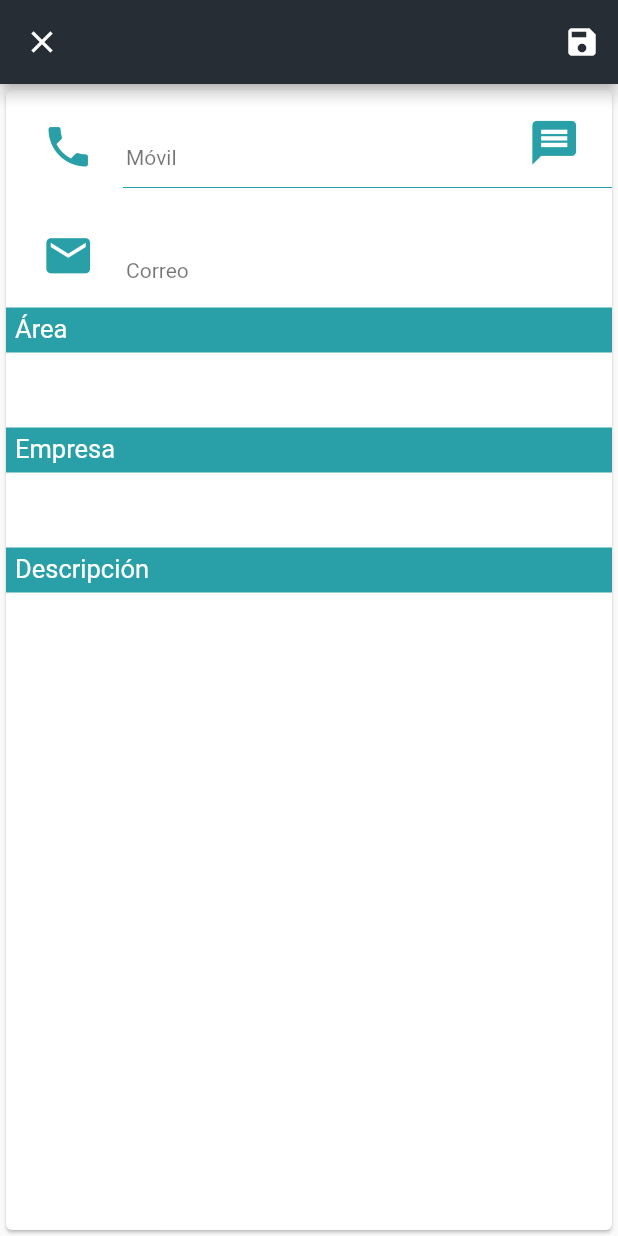
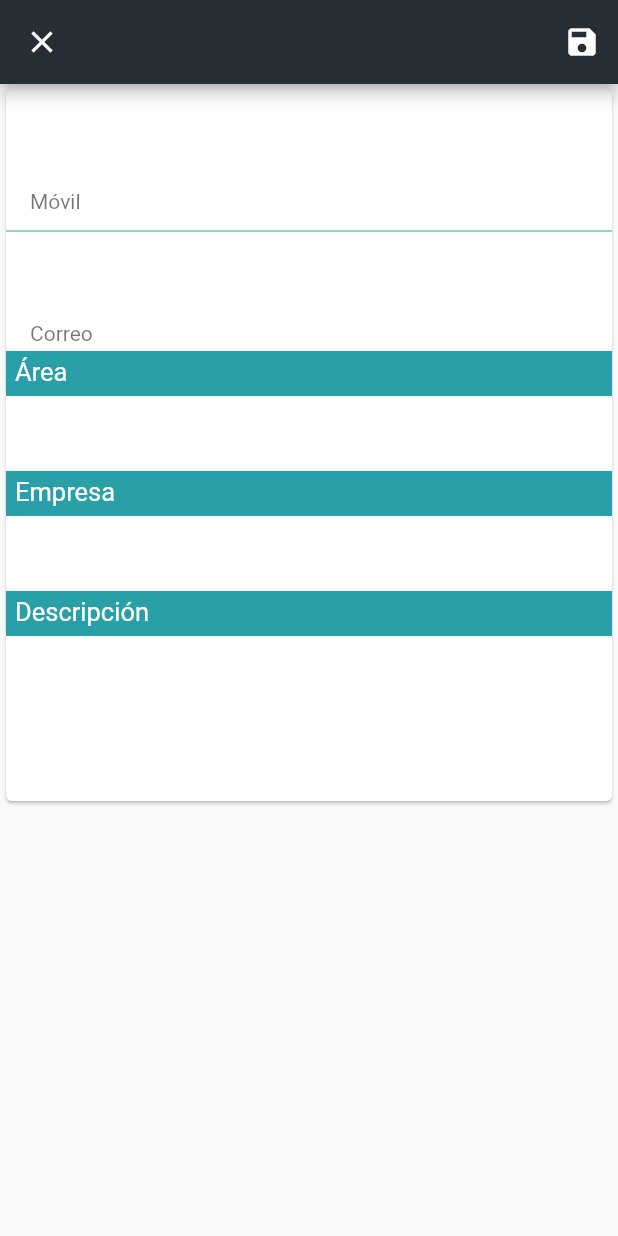
Before and after one commit to andyrojasc/ProyectoFlutter, a Flutter app: the EditarContacto screen opened directly with empty values, after a tap on the "save" icon, on a phone screen of 412 x 824 dp. Run offline on Flutter 3.47's test engine with Material 2 defaults, Android fonts, the phone set to English and light mode, and no system bars; our stand-ins replace curved_navigation_bar, flutter_colorpicker.

Commit message:
Editar contactos

```diff
--- a/lib/UI/detail_contact.dart
+++ b/lib/UI/detail_contact.dart
@@ -223,7 +223,7 @@ class DetailPage extends StatelessWidget {
               color: Colors.white,
             ),
             onPressed: () {
-              Navigator.of(context).push(MaterialPageRoute(
+              Navigator.of(context).pushReplacement(MaterialPageRoute(
                   builder: (context) => EditarContacto(contactName)));
             },
           ),
--- a/lib/UI/ui_edit_contact.dart
+++ b/lib/UI/ui_edit_contact.dart
@@ -6,15 +6,25 @@ import 'package:login_itmapp/UI/ui_edit_contact.dart';
 import 'package:login_itmapp/dark_theme/theme.dart';
 //importacion del metodo de contactos
 import 'package:login_itmapp/model/contact.dart';
+import 'package:login_itmapp/model/edit_contact.dart';
+import 'package:login_itmapp/model/get_contacts.dart';
 //importacion del metodo de realizar llamada
 import 'package:login_itmapp/model/launch_call.dart';
 //importacion del metodo de enviar mensaje
 import 'package:login_itmapp/model/launch_message.dart';
 
+import 'detail_contact.dart';
+
 //Clase Detalle de contacto
 class EditarContacto extends StatelessWidget {
   //variable para obtener el nombre del contacto
   final Contact contactName;
+  final nombreController = TextEditingController();
+  final numeroController = TextEditingController();
+  final correoController = TextEditingController();
+  final areaController = TextEditingController();
+  final empresaController = TextEditingController();
+  final descripcionController = TextEditingController();
   //constructor del detalle de contacto
   EditarContacto(this.contactName);
   @override
@@ -24,51 +34,65 @@ class EditarContacto extends StatelessWidget {
       child: new Column(
         children: <Widget>[
           new ListTile(
-            leading: Padding(
-              padding: const EdgeInsets.only(top: 12.0),
-              child: new IconButton(
-                icon: Icon(
-                  Icons.phone,
-                  color: Color(0xFF29a0a8),
-                  size: 35.0,
-                ),
-                onPressed: () {
-                  launchcaller(contactName.numeroTelefono.toString());
-                },
-              ),
-            ),
+            // leading: Padding(
+            //   padding: const EdgeInsets.only(top: 12.0),
+            //   child: new IconButton(
+            //     icon: Icon(
+            //       Icons.phone,
+            //       color: Color(0xFF29a0a8),
+            //       size: 35.0,
+            //     ),
+            //     onPressed: () {
+            //       launchcaller(contactName.numeroTelefono.toString());
+            //     },
+            //   ),
+            // ),
             title: Padding(
               padding: const EdgeInsets.only(top: 14.0),
               child:
-              new Text(contactName.numeroTelefono.toString()),
-            ),
-            subtitle: new Text("Móvil"),
-            trailing: Padding(
-              padding: const EdgeInsets.only(top: 9.0),
-              child: IconButton(
-                icon: Icon(
-                  Icons.message,
-                  color: Color(0xFF29a0a8),
-                  size: 35,
-                ),
-                onPressed: () {
-                  launchMessage(contactName.numeroTelefono.toString());
-                },
+              new TextFormField(
+                controller: numeroController,
+                decoration: InputDecoration(
+                  hintText: contactName.numeroTelefono.toString(),
+                  border: InputBorder.none,
                 ),
               ),
             ),
+            subtitle: new Text("Móvil"),
+            // trailing: Padding(
+            //   padding: const EdgeInsets.only(top: 9.0),
+            //   child: IconButton(
+            //     icon: Icon(
+            //       Icons.message,
+            //       color: Color(0xFF29a0a8),
+            //       size: 35,
+            //     ),
+            //     onPressed: () {
+            //       launchMessage(contactName.numeroTelefono.toString());
+            //     },
+            //   ),
+            // ),
+          ),
           new Divider(
             color: Color(0xFF29a0a8),
-            indent: 78,
+
           ),
           new ListTile(
-            leading: new IconButton(
-              icon: Icon(Icons.email, color: Color(0xFF29a0a8), size: 35.0),
-              onPressed: () {
-                print("email");
-              },
+            // leading: new IconButton(
+            //   icon: Icon(Icons.email, color: Color(0xFF29a0a8), size: 35.0),
+            //   onPressed: () {
+            //     print("email");
+            //   },
+            // ),
+            title:
+            TextFormField(
+              controller: correoController,
+                decoration: InputDecoration(
+                  hintText: contactName.correo,
+                  border: InputBorder.none,
                 ),
-            title: new Text(contactName.correo),
+              ),
+
             subtitle: new Text("Correo"),
           ),
           Stack(
@@ -103,13 +127,26 @@ class EditarContacto extends StatelessWidget {
                           child: Container(
                             child: Padding(
                               padding: const EdgeInsets.only(top: 4.0, left: 6.0),
-                              child: Text(
-                                contactName.area,
+                              child:
+                               TextFormField(
+                                 controller: areaController,
                                  style: TextStyle(
                                     color: Colors.black87, fontSize: 17.0),
                                 textAlign: TextAlign.start,
                                 textDirection: TextDirection.ltr,
+                decoration: InputDecoration(
+                  hintText: contactName.area,
+                  border: InputBorder.none,
+
                 ),
+              ),
+                              // Text(
+                              //   contactName.area,
+                              //   style: TextStyle(
+                              //       color: Colors.black87, fontSize: 17.0),
+                              //   textAlign: TextAlign.start,
+                              //   textDirection: TextDirection.ltr,
+                              // ),
                             ),
                           ),
                         ),
@@ -148,13 +185,20 @@ class EditarContacto extends StatelessWidget {
                             child: Container(
                               child: Padding(
                                 padding: const EdgeInsets.only(top: 4.0, left: 6.0),
-                                child: Text(
-                                  contactName.empresa,
+                                child:
+                                TextFormField(
+                                 controller: empresaController,
                                  style: TextStyle(
                                     color: Colors.black87, fontSize: 17.0),
                                 textAlign: TextAlign.start,
                                 textDirection: TextDirection.ltr,
+                decoration: InputDecoration(
+                  hintText: contactName.empresa,
+                  border: InputBorder.none,
+
                 ),
+              ),
+
                               ),
                             ),
                           ),
@@ -194,12 +238,17 @@ class EditarContacto extends StatelessWidget {
                             child: Container(
                               child: Padding(
                                 padding: const EdgeInsets.only(top: 4.0, left: 6.0),
-                                child: Text(
-                                  contactName.descripcion,
+                                child: TextFormField(
+                                 controller: descripcionController,
                                  style: TextStyle(
                                     color: Colors.black87, fontSize: 17.0),
                                 textAlign: TextAlign.start,
                                 textDirection: TextDirection.ltr,
+                decoration: InputDecoration(
+                  hintText: contactName.descripcion,
+                  border: InputBorder.none,
+
+                ),
               ),
                               ),
                             ),
@@ -215,7 +264,17 @@ class EditarContacto extends StatelessWidget {
     );
     return new Scaffold(
       appBar: AppBar(
-        title: Text(contactName.nombreContacto),
+        title: TextFormField(
+          controller: nombreController,
+          style: TextStyle(color: Colors.white,fontSize: 20.0) ,
+decoration: InputDecoration(
+  hintText: contactName.nombreContacto,
+  hintStyle: TextStyle(color: Colors.white),
+
+  border: InputBorder.none,
+),
+
+          ),
         backgroundColor: drawerBackgroundColor,
         actions: <Widget>[
           IconButton(
@@ -225,6 +284,20 @@ class EditarContacto extends StatelessWidget {
             ),
             onPressed: () {
               print("Save");
+               editar(
+                              contactName,
+                              nombreController.value.text,
+                              numeroController.value.text,
+                              correoController.value.text,
+                              areaController.value.text,
+                              empresaController.value.text,
+                              descripcionController.value.text);
+                              contactName.nombreContacto = nombreController.value.text;
+                             Navigator.pushReplacement(
+                                    context,
+                                    new MaterialPageRoute(
+                                        builder: (context) =>
+                                            DetailPage(contactName)));
 //              Navigator.of(context).push(MaterialPageRoute(
 //                  builder: (context) => EditarContacto(contactName)));
             },
@@ -236,7 +309,46 @@ class EditarContacto extends StatelessWidget {
           onPressed: () => Navigator.of(context).pop(null),
         ),
       ),
-      body: card,
+      body:
+      SingleChildScrollView(
+        scrollDirection: Axis.vertical,
+         child: card,
+      )
+
     );
   }
 }
+void editar(contactName, nombreController, numeroController,correoController,areaController,empresaController,descripcionController){
+  if(nombreController == ""){
+    nombreController = contactName.nombreContacto;
+  }
+  else if(numeroController== ""){
+numeroController = contactName.numeroTelefono;
+  }
+  else if(correoController ==""){
+correoController = contactName.correo;
+  }
+  else if (areaController ==""){
+areaController = contactName.area;
+  }
+  else if(empresaController ==""){
+    empresaController = contactName.empresa;
+
+  }
+  else if(descripcionController == ""){
+descripcionController = contactName.descripcion;
+  }
+
+if(nombreController != "" && correoController != "" && numeroController!="" && areaController !=""
+&& empresaController!="" && descripcionController != ""){
+ editarContacto(contactName.id,nombreController,correoController,numeroController,
+    areaController,empresaController,descripcionController);
+
+}
+else{
+  editar(contactName, nombreController, numeroController,correoController,areaController,empresaController,descripcionController);
+
+}
+
+
+}
--- a/lib/UI/ui_login.dart
+++ b/lib/UI/ui_login.dart
@@ -12,7 +12,7 @@ import 'package:login_itmapp/model/login_API.dart';
 //Widget de estado del Login
 class Uilogin extends StatefulWidget {
   static bool menuSelected;
-  static String localhost = "10.62.18.42";
+  static String localhost = "192.168.0.10";
   // static bool themeSelected = true;
   static String usrname;
   @override
--- /dev/null
+++ b/lib/model/edit_contact.dart
@@ -0,0 +1,32 @@
+//Importacion de paquetes para peticiones http
+import 'dart:async';
+import 'dart:convert';
+import 'package:http/http.dart' as http;
+import 'package:login_itmapp/UI/ui_login.dart';
+//Metodo que agrega contactos a la base de datos
+Future<Map<String, dynamic>> editarContacto(
+    idContacto,
+    nombreContacto,
+    correoContacto,
+    telefonoContacto,
+    areaContacto,
+    empresaContacto,
+    descripcionContacto) async {
+print("ID: "+ idContacto.toString());
+  print("nombre: " + nombreContacto);
+  print("Telefono : " + telefonoContacto);
+  print("correo : " + correoContacto);
+  print("area : " + areaContacto);
+  print("empresa : " + empresaContacto);
+  print("descriptcion : " + descripcionContacto);
+  String ip = Uilogin.localhost;
+  String id = idContacto.toString();
+  http.Response response = await http.get(
+      Uri.encodeFull(
+          "http://$ip/LaravelAPI/public/modificarContacto/$id/$nombreContacto/$correoContacto/$telefonoContacto/$areaContacto/$empresaContacto/$descripcionContacto"),
+      headers: {"Accept": "application/json"});
+  Map<String, dynamic> data = json.decode(response.body);
+  print(data["status"]);
+
+  return data;
+}
```
Lines whose indentation alone changed are shown as unchanged.
